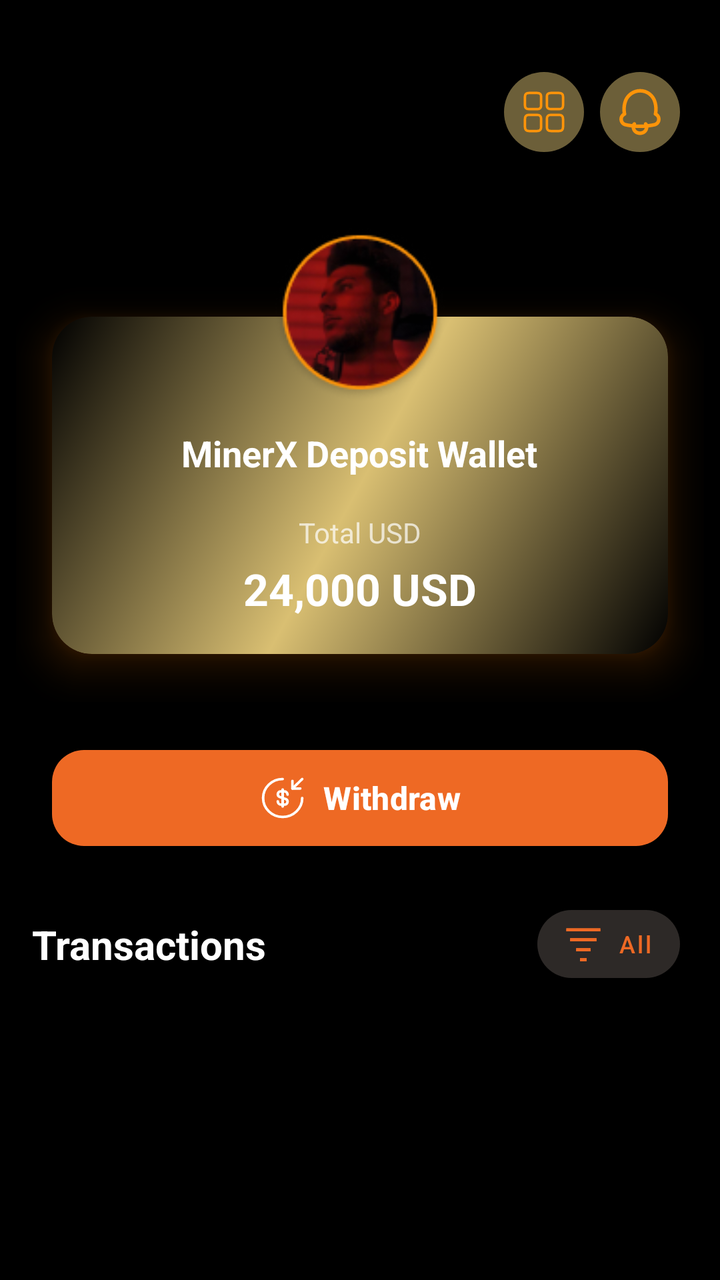
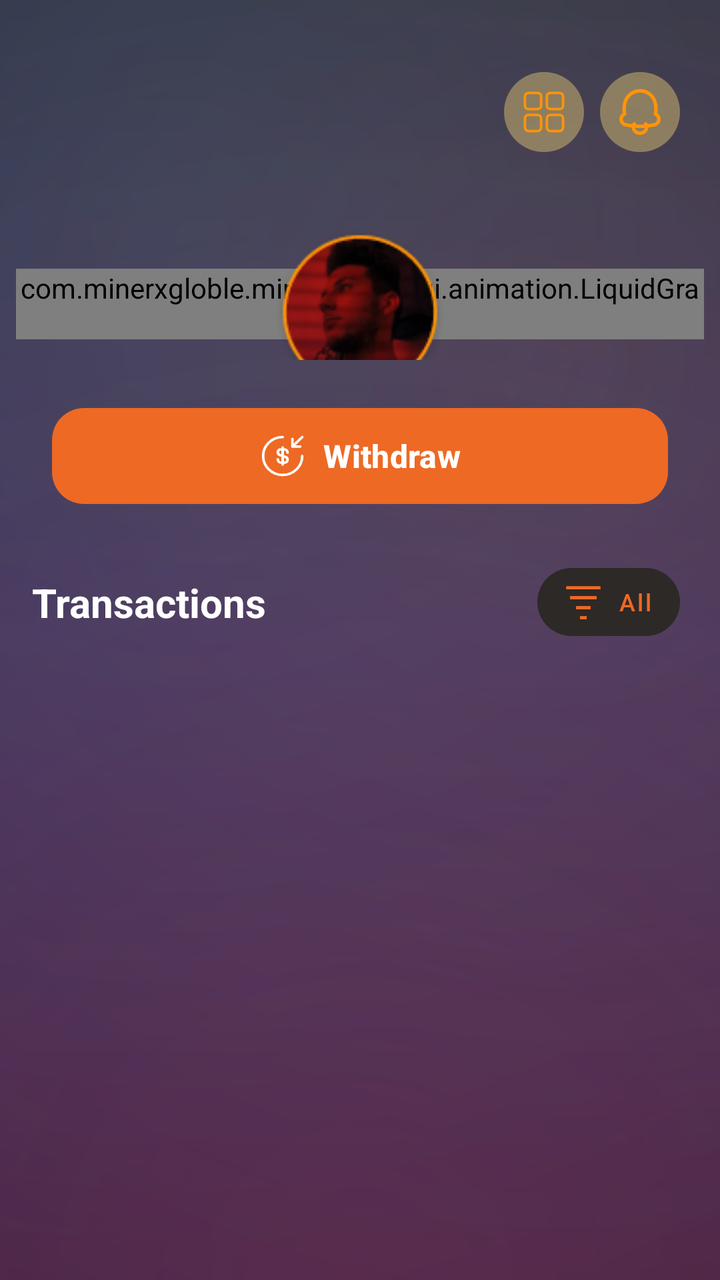

An Android layout rendered at two revisions. The XML below is the earlier revision; the diff shows what the commit changed to produce the second picture.
<!-- AndroidManifest.xml: application theme Theme.Bitbloom -->
<!-- res/layout/fragment_withdraw.xml -->
<?xml version="1.0" encoding="utf-8"?>
<androidx.coordinatorlayout.widget.CoordinatorLayout xmlns:android="http://schemas.android.com/apk/res/android"
    xmlns:app="http://schemas.android.com/apk/res-auto"
    xmlns:tools="http://schemas.android.com/tools"
    android:id="@+id/root"
    android:layout_width="match_parent"
    android:layout_height="match_parent"
    android:background="@color/mxg_black">

    
    <androidx.core.widget.NestedScrollView
        android:id="@+id/scrollContainer"
        android:layout_width="match_parent"
        android:layout_height="match_parent"
        android:fillViewport="true"
        android:scrollbars="none">

        <androidx.constraintlayout.widget.ConstraintLayout
            android:layout_width="match_parent"
            android:layout_height="wrap_content"
            android:paddingTop="24dp"
            android:paddingBottom="24dp">

            
            <androidx.constraintlayout.widget.Guideline
                android:id="@+id/gStart"
                android:layout_width="wrap_content"
                android:layout_height="wrap_content"
                android:orientation="vertical"
                app:layout_constraintGuide_begin="8dp" />

            <androidx.constraintlayout.widget.Guideline
                android:id="@+id/gEnd"
                android:layout_width="wrap_content"
                android:layout_height="wrap_content"
                android:orientation="vertical"
                app:layout_constraintGuide_end="8dp" />

            
            <androidx.constraintlayout.widget.ConstraintLayout
                android:id="@+id/topbar"
                android:layout_width="0dp"
                android:layout_height="64dp"
                android:paddingStart="8dp"
                android:paddingEnd="12dp"
                app:layout_constraintEnd_toEndOf="@id/gEnd"
                app:layout_constraintStart_toStartOf="@id/gStart"
                app:layout_constraintTop_toTopOf="parent">

                <LinearLayout
                    android:id="@+id/actionsRight"
                    android:layout_width="wrap_content"
                    android:layout_height="wrap_content"
                    android:orientation="horizontal"
                    app:layout_constraintBottom_toBottomOf="parent"
                    app:layout_constraintEnd_toEndOf="parent"
                    app:layout_constraintTop_toTopOf="parent">

                    <ImageView
                        android:id="@+id/menu"
                        android:layout_width="40dp"
                        android:layout_height="40dp"
                        android:background="@drawable/ic_window"
                        android:contentDescription="@string/open_menu"
                        android:padding="8dp" />

                    <ImageView
                        android:id="@+id/notification_ic"
                        android:layout_width="40dp"
                        android:layout_height="40dp"
                        android:layout_marginStart="8dp"
                        android:background="@drawable/ic_bell"
                        android:contentDescription="@string/notifications"
                        android:padding="8dp" />
                </LinearLayout>
            </androidx.constraintlayout.widget.ConstraintLayout>

            
            <FrameLayout
                android:id="@+id/walletWrap"
                android:layout_width="0dp"
                android:layout_height="wrap_content"
                app:layout_constraintEnd_toEndOf="@id/gEnd"
                app:layout_constraintStart_toStartOf="@id/gStart"
                app:layout_constraintTop_toBottomOf="@id/topbar">

                <include
                    android:id="@+id/walletCard"
                    layout="@layout/item_home_wallet_card" />
            </FrameLayout>

            
            <com.google.android.material.button.MaterialButton
                android:id="@+id/btnWithdraw"
                android:layout_width="0dp"
                android:layout_height="56dp"
                android:layout_marginHorizontal="18dp"
                android:layout_marginTop="20dp"
                android:text="@string/dialog_withdraw_input_withdraw"
                android:textAllCaps="false"
                android:textColor="@android:color/white"
                android:textSize="16sp"
                android:textStyle="bold"
                app:backgroundTint="@color/button_color"
                app:cornerRadius="16dp"
                app:icon="@drawable/ic_deposit"
                app:iconGravity="textStart"
                app:iconPadding="8dp"
                app:iconSize="24dp"
                app:iconTint="@color/white"
                app:layout_constraintEnd_toEndOf="@id/gEnd"
                app:layout_constraintStart_toStartOf="@id/gStart"
                app:layout_constraintTop_toBottomOf="@id/walletWrap" />

            
            <androidx.constraintlayout.widget.ConstraintLayout
                android:id="@+id/sectionHeader"
                android:layout_width="0dp"
                android:layout_height="wrap_content"
                android:layout_marginTop="22dp"
                android:paddingStart="8dp"
                android:paddingEnd="12dp"
                app:layout_constraintEnd_toEndOf="@id/gEnd"
                app:layout_constraintStart_toStartOf="@id/gStart"
                app:layout_constraintTop_toBottomOf="@id/btnWithdraw">

                <TextView
                    android:id="@+id/tvTransactions"
                    android:layout_width="0dp"
                    android:layout_height="wrap_content"
                    android:ellipsize="end"
                    android:maxLines="1"
                    android:text="@string/fragment_deposit_transactions"
                    android:textColor="@color/white"
                    android:textSize="20sp"
                    android:textStyle="bold"
                    app:layout_constraintBottom_toBottomOf="@id/filterAllBtn"
                    app:layout_constraintEnd_toStartOf="@id/filterAllBtn"
                    app:layout_constraintStart_toStartOf="parent"
                    app:layout_constraintTop_toTopOf="parent" />

                <com.google.android.material.button.MaterialButton
                    android:id="@+id/filterAllBtn"
                    style="@style/Widget.MaterialComponents.Button.OutlinedButton"
                    android:layout_width="wrap_content"
                    android:layout_height="46dp"
                    android:minWidth="0dp"
                    android:paddingStart="14dp"
                    android:paddingEnd="14dp"
                    android:text="@string/fragment_deposit_all"
                    android:textAllCaps="false"
                    android:textColor="@color/orange"
                    android:textSize="12sp"
                    app:backgroundTint="#2D2927"
                    app:cornerRadius="18dp"
                    app:icon="@drawable/ic_filter_list"
                    app:iconGravity="textStart"
                    app:iconPadding="8dp"
                    app:iconTint="@color/orange"
                    app:layout_constraintBottom_toBottomOf="parent"
                    app:layout_constraintEnd_toEndOf="parent"
                    app:layout_constraintTop_toTopOf="parent"
                    app:strokeColor="@color/orange"
                    app:strokeWidth="0dp" />
            </androidx.constraintlayout.widget.ConstraintLayout>

            
            <FrameLayout
                android:id="@+id/transactionListContainer"
                android:layout_width="0dp"
                android:layout_height="0dp"
                app:layout_constraintBottom_toBottomOf="parent"
                app:layout_constraintEnd_toEndOf="@id/gEnd"
                app:layout_constraintStart_toStartOf="@id/gStart"
                app:layout_constraintTop_toBottomOf="@id/sectionHeader">

                <androidx.recyclerview.widget.RecyclerView
                    android:id="@+id/transactionRecycler"
                    android:layout_width="match_parent"
                    android:layout_height="match_parent"
                    android:clipToPadding="false"
                    android:paddingBottom="80dp"
                    app:layoutManager="androidx.recyclerview.widget.LinearLayoutManager"
                    tools:listitem="@layout/item_transaction" />

                <com.facebook.shimmer.ShimmerFrameLayout
                    android:id="@+id/shimmerTransactions"
                    android:layout_width="match_parent"
                    android:layout_height="match_parent"
                    android:paddingTop="8dp"
                    android:paddingBottom="80dp"
                    android:visibility="gone"
                    app:shimmer_auto_start="false"
                    app:shimmer_base_alpha="0.9"
                    app:shimmer_duration="1100"
                    app:shimmer_highlight_alpha="0.6"
                    app:shimmer_intensity="0.35">

                    <LinearLayout
                        android:id="@+id/skeletonTxnList"
                        android:layout_width="match_parent"
                        android:layout_height="wrap_content"
                        android:divider="@drawable/divider_rank_list_gap"
                        android:orientation="vertical"
                        android:showDividers="middle" />
                </com.facebook.shimmer.ShimmerFrameLayout>
            </FrameLayout>
        </androidx.constraintlayout.widget.ConstraintLayout>
    </androidx.core.widget.NestedScrollView>

    
    <com.airbnb.lottie.LottieAnimationView
        android:id="@+id/lottieCelebration"
        android:layout_width="match_parent"
        android:layout_height="match_parent"
        android:clickable="false"
        android:visibility="gone"
        app:lottie_autoPlay="false"
        app:lottie_loop="false"
        app:lottie_rawRes="@raw/money_rain"
        app:lottie_speed="1" />
</androidx.coordinatorlayout.widget.CoordinatorLayout>
<!-- res/layout/item_home_wallet_card.xml (included above) -->
<?xml version="1.0" encoding="utf-8"?>
<androidx.constraintlayout.widget.ConstraintLayout xmlns:android="http://schemas.android.com/apk/res/android"
    xmlns:app="http://schemas.android.com/apk/res-auto"
    android:layout_width="match_parent"
    android:layout_height="wrap_content"
    android:clipChildren="false"
    android:clipToPadding="false">

    
    <ImageView
        android:id="@+id/profileImage"
        android:layout_width="92dp"
        android:layout_height="92dp"
        android:elevation="24dp"
        android:padding="2dp"
        android:scaleType="centerCrop"
        android:src="@drawable/person"
        android:translationY="24dp"
        android:translationZ="24dp"
        app:layout_constraintEnd_toEndOf="parent"
        app:layout_constraintStart_toStartOf="parent"
        app:layout_constraintTop_toTopOf="parent" />

    
    <com.google.android.material.card.MaterialCardView
        android:id="@+id/walletCardSurface"
        android:layout_width="0dp"
        android:layout_height="wrap_content"
        android:layout_marginTop="-46dp"
        android:outlineAmbientShadowColor="#FF7B00"
        android:outlineSpotShadowColor="#FF7B00"
        app:cardBackgroundColor="@android:color/transparent"
        app:cardCornerRadius="20dp"
        app:cardElevation="12dp"
        app:cardUseCompatPadding="true"
        app:layout_constraintEnd_toEndOf="parent"
        app:layout_constraintStart_toStartOf="parent"
        app:layout_constraintTop_toBottomOf="@id/profileImage"
        app:strokeColor="@android:color/transparent"
        app:strokeWidth="0dp">

        <LinearLayout
            android:layout_width="match_parent"
            android:layout_height="wrap_content"
            android:orientation="vertical"
            android:paddingStart="18dp"
            android:background="@drawable/bg_wallet_shiny"
            android:paddingTop="56dp"
            android:paddingEnd="18dp"
            android:paddingBottom="18dp">

            <TextView
                android:id="@+id/tvAccount"
                android:layout_width="wrap_content"
                android:layout_height="wrap_content"
                android:layout_gravity="center"
                android:text="@string/item_home_wallet_card_minerx_deposit_wallet"
                android:textColor="@color/white"
                android:textSize="18sp"
                android:textStyle="bold" />

            <TextView
                android:id="@+id/tvTotalUSD"
                android:layout_width="wrap_content"
                android:layout_height="wrap_content"
                android:layout_gravity="center"
                android:layout_marginTop="18dp"
                android:text="@string/item_home_wallet_card_total_usd"
                android:textColor="@color/grey"
                android:textSize="14sp" />

            <TextView
                android:id="@+id/earningsAmount"
                android:layout_width="wrap_content"
                android:layout_height="wrap_content"
                android:layout_gravity="center"
                android:layout_marginTop="4dp"
                android:text="@string/item_home_wallet_card_n_24_000_usd"
                android:textColor="@color/white"
                android:textSize="22sp"
                android:textStyle="bold" />
        </LinearLayout>
    </com.google.android.material.card.MaterialCardView>

</androidx.constraintlayout.widget.ConstraintLayout>
<!-- res/layout/item_transaction.xml (included above) -->
<?xml version="1.0" encoding="utf-8"?>
<RelativeLayout xmlns:android="http://schemas.android.com/apk/res/android"
    xmlns:app="http://schemas.android.com/apk/res-auto"
    android:id="@+id/cardRoot"
    android:layout_width="match_parent"
    android:layout_height="wrap_content">

    <com.google.android.material.card.MaterialCardView
        android:id="@+id/cardSurface"
        android:layout_width="match_parent"
        android:layout_height="wrap_content"
        android:foreground="?attr/selectableItemBackground"
        android:outlineAmbientShadowColor="#FF7B00"
        android:outlineSpotShadowColor="#FF7B00"
        app:cardBackgroundColor="@color/main_card_color"
        app:cardCornerRadius="20dp"
        app:cardElevation="12dp"
        app:cardUseCompatPadding="true"
        app:strokeColor="@android:color/transparent"
        app:strokeWidth="0dp">

        <androidx.constraintlayout.widget.ConstraintLayout
            android:layout_width="match_parent"
            android:layout_height="wrap_content"
            android:minHeight="84dp"
            android:paddingHorizontal="12dp"
            android:paddingVertical="16dp">

            
            <ImageView
                android:id="@+id/ivIcon"
                android:layout_width="44dp"
                android:layout_height="44dp"
                android:layout_marginEnd="16dp"
                android:background="@drawable/vector_bg"
                android:padding="8dp"
                android:src="@drawable/ic_withdraw2"
                app:layout_constraintStart_toStartOf="parent"
                app:layout_constraintTop_toTopOf="parent"
                app:tint="@color/orange" />

            
            <TextView
                android:id="@+id/tvAmount"
                android:layout_width="wrap_content"
                android:layout_height="wrap_content"
                android:text="@string/item_transaction_n_1000"
                android:textColor="@color/orange"
                android:textSize="16sp"
                android:textStyle="bold"
                app:layout_constraintEnd_toEndOf="parent"
                app:layout_constraintTop_toTopOf="parent" />

            
            <TextView
                android:id="@+id/tvStatus"
                android:layout_width="wrap_content"
                android:layout_height="wrap_content"
                android:text="@string/item_transaction_pending"
                android:textColor="#AAAAAA"
                android:textSize="12sp"
                app:layout_constraintEnd_toEndOf="@id/tvAmount"
                app:layout_constraintTop_toBottomOf="@id/tvAmount"
                app:layout_goneMarginTop="2dp" />

            
            <TextView
                android:id="@+id/tvType"
                android:layout_width="0dp"
                android:layout_height="wrap_content"
                android:layout_marginStart="4dp"
                android:ellipsize="end"
                android:maxLines="1"
                android:text="@string/dialog_withdraw_input_withdraw"
                android:textColor="@color/orange"
                android:textSize="14sp"
                android:textStyle="bold"
                app:layout_constraintEnd_toStartOf="@id/tvAmount"
                app:layout_constraintStart_toEndOf="@id/ivIcon"
                app:layout_constraintTop_toTopOf="@id/tvAmount"
                app:layout_goneMarginEnd="8dp" />

            
            <TextView
                android:id="@+id/tvContent"
                android:layout_width="0dp"
                android:layout_height="wrap_content"
                android:layout_marginStart="4dp"
                android:ellipsize="end"
                android:maxLines="2"
                android:text="@string/item_transaction_n_1000_has_been_withdrawn_from_your_account"
                android:textColor="@color/grey"
                android:textSize="12sp"
                app:layout_constraintEnd_toStartOf="@id/tvAmount"
                app:layout_constraintStart_toEndOf="@id/ivIcon"
                app:layout_constraintTop_toBottomOf="@id/tvType"
                app:layout_goneMarginEnd="8dp" />

            
            <TextView
                android:id="@+id/tvDate"
                android:layout_width="wrap_content"
                android:layout_height="wrap_content"
                android:layout_marginTop="4dp"
                android:text="@string/item_transaction_n_28_january_2025_12_00_am"
                android:textColor="#AAAAAA"
                android:textSize="12sp"
                app:layout_constraintBottom_toBottomOf="parent"
                app:layout_constraintStart_toStartOf="@id/tvType"
                app:layout_constraintTop_toBottomOf="@id/tvContent" />
        </androidx.constraintlayout.widget.ConstraintLayout>
    </com.google.android.material.card.MaterialCardView>
</RelativeLayout>
<!-- resources referenced by this layout -->
<resources>
  <color name="button_color">#EE6924</color>
  <color name="grey">#B4FFFFFF</color>
  <color name="main_card_color">#1A1A1A</color>
  <color name="mxg_black">#000000</color>
  <color name="orange">#EE6924</color>
  <color name="white">#FFFFFFFF</color>
  <!-- drawable bg_wallet_shiny (drawable) -->
  <?xml version="1.0" encoding="utf-8"?>
  <shape xmlns:android="http://schemas.android.com/apk/res/android"
      android:shape="rectangle">
  
      
      <corners android:radius="20dp" />
  
      
      <gradient
          android:type="linear"
          android:angle="135"
          android:startColor="#000000"
          android:centerColor="#D9BF72"
          android:endColor="#000000"
          android:useLevel="false" />
  
      
      <padding android:left="2dp" android:top="2dp" android:right="2dp" android:bottom="2dp"/>
  </shape>
  <!-- drawable divider_rank_list_gap (drawable) -->
  <?xml version="1.0" encoding="utf-8"?>
  <shape xmlns:android="http://schemas.android.com/apk/res/android">
      <size android:height="24dp"/>  
      <solid android:color="@android:color/transparent"/>
  </shape>
  <!-- drawable vector_bg (drawable) -->
  <?xml version="1.0" encoding="utf-8"?>
  <shape xmlns:android="http://schemas.android.com/apk/res/android"
      android:shape="oval">
  
      <solid android:color="@color/black" />
  
  </shape>
  <string name="dialog_withdraw_input_withdraw">Withdraw</string>
  <string name="fragment_deposit_all">All</string>
  <string name="fragment_deposit_transactions">Transactions</string>
  <string name="item_home_wallet_card_minerx_deposit_wallet">MinerX Deposit Wallet</string>
  <string name="item_home_wallet_card_n_24_000_usd">24,000 USD</string>
  <string name="item_home_wallet_card_total_usd">Total USD</string>
  <string name="item_transaction_n_1000">$1000</string>
  <string name="item_transaction_n_1000_has_been_withdrawn_from_your_account">$1000 has been withdrawn from your account</string>
  <string name="item_transaction_n_28_january_2025_12_00_am">28 January 2025, 12:00 AM</string>
  <string name="item_transaction_pending">Pending</string>
  <string name="notifications">Notifications</string>
  <string name="open_menu">Open navigation menu</string>
  <color name="black">#FF000000</color>
  <style name="Widget.MXG.EditText.WhiteCursor" parent="Widget.AppCompat.EditText">
          <item name="android:textCursorDrawable">@drawable/cursor_white</item>
      </style>
  <color name="mxg_white">#FFFFFF</color>
  <color name="status_bar_color">#EE6924</color>
  <color name="light_status_bar_color">#EE6924</color>
  <!-- unchanged entries left out for length: 10 -->
</resources>

<!-- the commit's change to res/layout/fragment_withdraw.xml (unified diff, before → after) -->
@@ -5,7 +5,7 @@
     android:id="@+id/root"
     android:layout_width="match_parent"
     android:layout_height="match_parent"
-    android:background="@color/mxg_black">
+    android:background="@drawable/bg_mxg_deposit_gradient">
 
     
     <androidx.core.widget.NestedScrollView
@@ -222,7 +222,8 @@
 </androidx.coordinatorlayout.widget.CoordinatorLayout>
 <!-- res/layout/item_home_wallet_card.xml (included above) -->
 <?xml version="1.0" encoding="utf-8"?>
-<androidx.constraintlayout.widget.ConstraintLayout xmlns:android="http://schemas.android.com/apk/res/android"
+<androidx.constraintlayout.widget.ConstraintLayout
+    xmlns:android="http://schemas.android.com/apk/res/android"
     xmlns:app="http://schemas.android.com/apk/res-auto"
     android:layout_width="match_parent"
     android:layout_height="wrap_content"
@@ -245,7 +246,7 @@
         app:layout_constraintTop_toTopOf="parent" />
 
     
-    <com.google.android.material.card.MaterialCardView
+    <com.minerxgloble.minerxgloble.ui.animation.LiquidGradientCard
         android:id="@+id/walletCardSurface"
         android:layout_width="0dp"
         android:layout_height="wrap_content"
@@ -267,7 +268,6 @@
             android:layout_height="wrap_content"
             android:orientation="vertical"
             android:paddingStart="18dp"
-            android:background="@drawable/bg_wallet_shiny"
             android:paddingTop="56dp"
             android:paddingEnd="18dp"
             android:paddingBottom="18dp">
@@ -303,7 +303,7 @@
                 android:textSize="22sp"
                 android:textStyle="bold" />
         </LinearLayout>
-    </com.google.android.material.card.MaterialCardView>
+    </com.minerxgloble.minerxgloble.ui.animation.LiquidGradientCard>
 
 </androidx.constraintlayout.widget.ConstraintLayout>
 <!-- res/layout/item_transaction.xml (included above) -->
<!-- resource entries referenced after the edit -->
@@ -6,26 +6,65 @@
   <color name="mxg_black">#000000</color>
   <color name="orange">#EE6924</color>
   <color name="white">#FFFFFFFF</color>
-  <!-- drawable bg_wallet_shiny (drawable) -->
+  <!-- drawable bg_mxg_deposit_gradient (drawable) -->
   <?xml version="1.0" encoding="utf-8"?>
-  <shape xmlns:android="http://schemas.android.com/apk/res/android"
-      android:shape="rectangle">
+  <layer-list xmlns:android="http://schemas.android.com/apk/res/android">
   
       
-      <corners android:radius="20dp" />
+      <item>
+          <shape android:shape="rectangle">
+              <gradient
+                  android:type="linear"
+                  android:angle="270"
+                  android:startColor="#1C1F3A"
+                  android:centerColor="#2C2150"
+                  android:endColor="#341A38"/>
+          </shape>
+      </item>
   
       
-      <gradient
-          android:type="linear"
-          android:angle="135"
-          android:startColor="#000000"
-          android:centerColor="#D9BF72"
-          android:endColor="#000000"
-          android:useLevel="false" />
+      <item android:gravity="top|start">
+          <shape android:shape="rectangle">
+              <gradient
+                  android:type="radial"
+                  android:centerX="25%"
+                  android:centerY="18%"
+                  android:gradientRadius="700dp"
+                  android:startColor="#2240E6FF"
+                  android:centerColor="#0F40E6FF"
+                  android:endColor="#0040E6FF"/>
+          </shape>
+      </item>
   
       
-      <padding android:left="2dp" android:top="2dp" android:right="2dp" android:bottom="2dp"/>
-  </shape>
+      <item android:gravity="top|end">
+          <shape android:shape="rectangle">
+              <gradient
+                  android:type="radial"
+                  android:centerX="78%"
+                  android:centerY="28%"
+                  android:gradientRadius="700dp"
+                  android:startColor="#26FF9F43"
+                  android:centerColor="#12FF9F43"
+                  android:endColor="#00FF9F43"/>
+          </shape>
+      </item>
+  
+      
+      <item android:gravity="bottom|center_horizontal">
+          <shape android:shape="rectangle">
+              <gradient
+                  android:type="radial"
+                  android:centerX="50%"
+                  android:centerY="100%"
+                  android:gradientRadius="820dp"
+                  android:startColor="#26E640A1"
+                  android:centerColor="#10E640A1"
+                  android:endColor="#00E640A1"/>
+          </shape>
+      </item>
+  
+  </layer-list>
   <!-- drawable divider_rank_list_gap (drawable) -->
   <?xml version="1.0" encoding="utf-8"?>
   <shape xmlns:android="http://schemas.android.com/apk/res/android">
